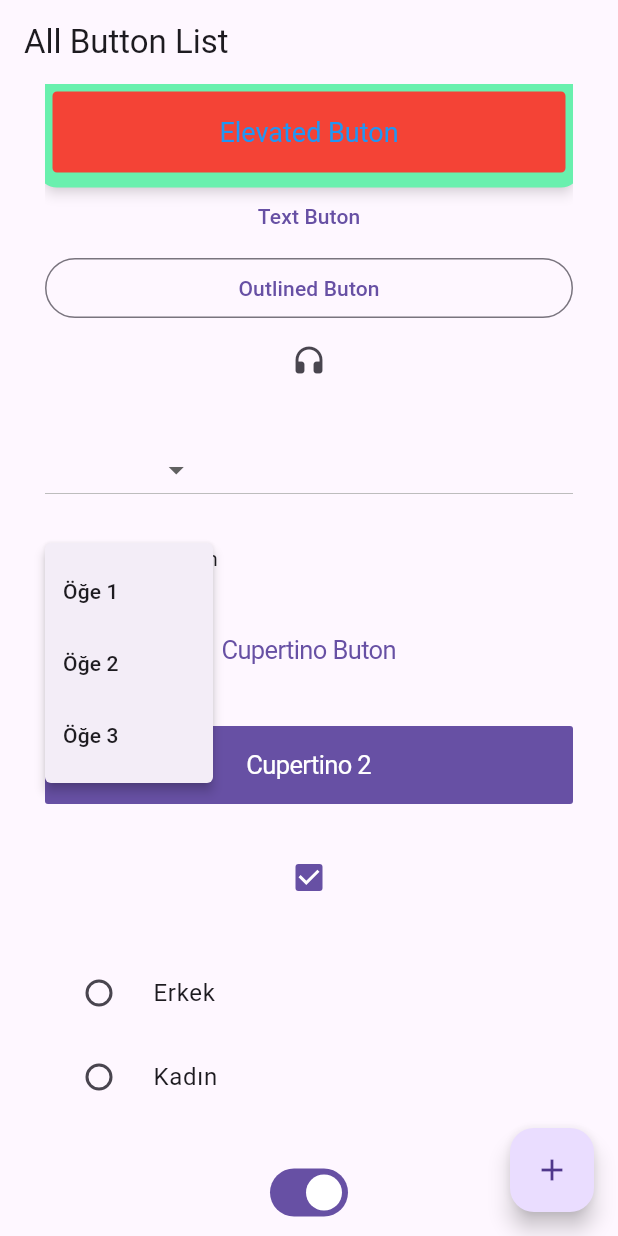
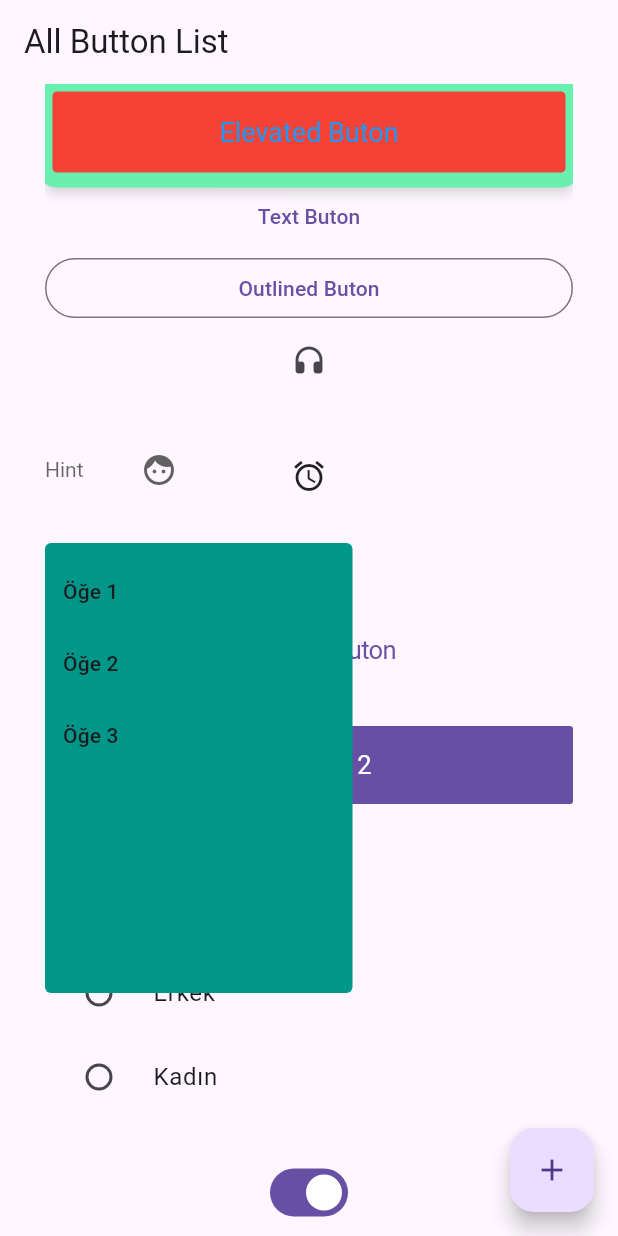
Before and after one commit to Toytekin/ready_companenet_flutter, a Flutter app: the screen it shows after launch, after a tap on "PopupMenuButon", on a phone screen of 412 x 824 dp. Run offline on Flutter 3.47's test engine with Material 3 defaults, Android fonts, the phone set to English and light mode, and no system bars.

Commit message:
base butons finish

```diff
--- a/lib/butons/butonlist.dart
+++ b/lib/butons/butonlist.dart
@@ -1,5 +1,9 @@
 import 'package:flutter/cupertino.dart';
 import 'package:flutter/material.dart';
+import 'package:ready_companent/butons/dropdown.dart';
+import 'package:ready_companent/butons/eleveted.dart';
+import 'package:ready_companent/butons/popmunu.dart';
+import 'package:ready_companent/butons/slaydder.dart';
 
 class ButonList extends StatefulWidget {
   const ButonList({super.key});
@@ -10,18 +14,12 @@ class ButonList extends StatefulWidget {
 
 class _ButonListState extends State<ButonList> {
   final _appbarTitle = 'All Button List';
-  final _elevatedButon = 'Elevated Buton';
-  final _elevatedButonClick = 'Elevated Buton Click';
-  final MaterialStatesController _materialStatesController =
-      MaterialStatesController();
 
   final _textButon = 'Text Buton';
   final _textButonClick = 'Text Buton Click';
 
   final _outlinedButon = 'Outlined Buton';
   final _chipText = 'Chip';
-
-  String _popMenuItem = 'PopupMenuButon';
 
   String? selecTedOption;
   bool isChecks = true;
@@ -31,6 +29,8 @@ class _ButonListState extends State<ButonList> {
   bool isSwitcSelected = true;
 
   double _sliderValue = 0.0;
+  final double _sliderValueCupartino = 0.0;
+
   int _currentStep = 0;
 
   final List<bool> _selections = List.generate(3, (_) => false);
@@ -46,14 +46,15 @@ class _ButonListState extends State<ButonList> {
           padding: const EdgeInsets.only(left: 30, right: 30),
           child: ListView(
             children: [
-              eleveteedButon(_elevatedButonClick),
+              const LearnElevated(),
               textButon(),
               outlinedButon(),
               iconButon(),
               sizeBox(),
-              dropDownButton(),
+              const LearnDropDown(),
               sizeBox(),
-              popMenuButon(),
+
+              const LearnPopopMenu(),
               sizeBox(),
               cupertinaButon(),
               sizeBox(),
@@ -68,7 +69,7 @@ class _ButonListState extends State<ButonList> {
               sizeBox(),
               cupertinoSwitch(),
               sliderText(),
-              sliderButon(),
+              LearnSlayder(sliyderValue: _sliderValue),
               cupertinoSlider(),
               //ADım adım olan işlemlerde
               //stepper(),
@@ -135,30 +136,10 @@ class _ButonListState extends State<ButonList> {
   CupertinoSlider cupertinoSlider() {
     return CupertinoSlider(
       divisions: 10,
-      value: _sliderValue,
+      value: _sliderValueCupartino,
       onChanged: (value) {
         setState(() {
           _sliderValue = value;
-        });
-      },
-    );
-  }
-
-  Slider sliderButon() {
-    return Slider(
-      thumbColor: Colors.green,
-      divisions: 10,
-      autofocus: true,
-      activeColor: Colors.red,
-      // Değer aralığı
-      min: 0.0,
-      max: 100.0,
-      // Başlangıç değeri
-      value: _sliderValue,
-      // Değer değiştiğinde çalışacak fonksiyon
-      onChanged: (newValue) {
-        setState(() {
-          _sliderValue = newValue;
         });
       },
     );
@@ -214,6 +195,7 @@ class _ButonListState extends State<ButonList> {
       onChanged: (value) {
         setState(() {
           selectedRadioButonValue = value;
+          debugPrint(value);
         });
       },
     );
@@ -247,60 +229,7 @@ class _ButonListState extends State<ButonList> {
     );
   }
 
-  PopupMenuButton<String> popMenuButon() {
-    return PopupMenuButton(
-      child: Text(_popMenuItem),
-      itemBuilder: (context) {
-        return [
-          const PopupMenuItem<String>(
-            value: 'item1',
-            child: Text('Öğe 1'),
-          ),
-          const PopupMenuItem<String>(
-            value: 'item2',
-            child: Text('Öğe 2'),
-          ),
-          const PopupMenuItem<String>(
-            value: 'item3',
-            child: Text('Öğe 3'),
-          ),
-        ];
-      },
-      onSelected: (value) {
-        setState(() {
-          _popMenuItem = value;
-        });
-      },
-    );
-  }
-
   SizedBox sizeBox() => const SizedBox(height: 25);
-
-  DropdownButton<String> dropDownButton() {
-    return DropdownButton<String>(
-      // İlk öğe görüntülenen metin, ikinci öğe değer
-      items: const [
-        DropdownMenuItem(
-          value: 'option1',
-          child: Text('Seçenek 1'),
-        ),
-        DropdownMenuItem(
-          value: 'option2',
-          child: Text('Seçenek 2'),
-        ),
-        DropdownMenuItem(
-          value: 'option3',
-          child: Text('Seçenek 3'),
-        ),
-      ],
-      value: selecTedOption,
-      onChanged: (value) {
-        // Seçilen değeri güncelle
-        selecTedOption = value;
-        setState(() {});
-      },
-    );
-  }
 
   FloatingActionButton floatingButon() {
     return FloatingActionButton(
@@ -319,76 +248,12 @@ class _ButonListState extends State<ButonList> {
 
   TextButton textButon() {
     return TextButton(
+        //Ekran okuyucularının görmesini sağlar.Körler için
+        isSemanticButton: true,
         onPressed: () {
           debugPrint(_textButonClick);
         },
         child: Text(_textButon));
-  }
-
-  ElevatedButton eleveteedButon(String dat) {
-    return ElevatedButton(
-      // Sayfa açıldığında otomatik butona odaklanmasını sağlar
-      autofocus: true,
-      //widgetın sınırlamasını ayarlar
-      //? clipBehavior: Clip.antiAlias,
-
-      // mause butonun üzerine gelince yapılacakları gösterrir
-      //? onHover: (isHovering) {
-      //   // Düğmenin üzerine gelindiğinde veya üzerinden çıkıldığında gerçekleştirilecek işlev
-      //   if (isHovering) {
-      //     // Düğmenin üzerine gelindiğinde yapılacak işlemler
-      //     print('Düğmenin üzerine gelindi');
-      //   } else {
-      //     // Düğmenin üzerinden çıkıldığında yapılacak işlemler
-      //     print('Düğmenin üzerinden çıkıldı');
-      //   }
-      // },
-
-      //BUTONA UZUN TIKLAMA
-      //? onLongPress: ,
-
-      statesController: _materialStatesController,
-      style: ElevatedButton.styleFrom(
-        shadowColor: Colors.black, // Gölgelendirme rengi
-        elevation: 4, // Düğme yüksekliği
-        padding: const EdgeInsets.symmetric(
-            vertical: 16, horizontal: 24), // İçerik dolgusu
-        shape: RoundedRectangleBorder(
-          borderRadius: BorderRadius.circular(8), // Düğme kenar yuvarlaklığı
-          side: const BorderSide(
-              color: Colors.black, width: 2), // Kenarlık oluşturur
-        ),
-        minimumSize: const Size(120, 48), // Minimum düğme boyutu
-        fixedSize: const Size(200, 64), // Sabit düğme boyutu
-        textStyle: const TextStyle(fontSize: 18), // Düğme metin stili
-        alignment:
-            Alignment.center, // Düğme içeriğini düğmenin ortasına hizalar
-        tapTargetSize: MaterialTapTargetSize.shrinkWrap, // Dokunma hedef boyutu
-        animationDuration:
-            const Duration(milliseconds: 200), // Animasyon süresi
-        enableFeedback: true, // Geribildirim etkinleştirme
-
-        visualDensity: VisualDensity.standard, // Görüntü yoğunluğu
-        backgroundColor: Colors.red, // Arkaplan rengi
-        disabledBackgroundColor:
-            Colors.green, // Devre dışı bırakıldığında düğmenin arka plan rengi
-        disabledForegroundColor: Colors
-            .yellowAccent, // Devre dışı bırakıldığında düğmenin ön plan rengi
-        foregroundColor: Colors.blue, // Düğmenin ön plan rengi (metin rengi)
-        side: const BorderSide(
-          color: Colors.greenAccent, // Kenar çizgisi rengi
-          strokeAlign:
-              0, // Çizgi çizilirken kullanılan koordinat sisteminin hizalanması
-          style:
-              BorderStyle.solid, // Kenar çizgisi stili (kesikli, sürekli, vb.)
-          width: 10, // Kenar çizgisi kalınlığı
-        ),
-      ),
-      onPressed: () {
-        debugPrint(dat);
-      },
-      child: Text(_elevatedButon),
-    );
   }
 
   List<Step> _stepperSteps() {
--- /dev/null
+++ b/lib/butons/dropdown.dart
@@ -0,0 +1,51 @@
+import 'package:flutter/material.dart';
+
+class LearnDropDown extends StatefulWidget {
+  const LearnDropDown({super.key});
+
+  @override
+  State<LearnDropDown> createState() => _LearnDropDownState();
+}
+
+class _LearnDropDownState extends State<LearnDropDown> {
+  String? selecTedOption;
+  bool isChecks = true;
+  @override
+  Widget build(BuildContext context) {
+    return DropdownButton<String>(
+      borderRadius: const BorderRadius.all(Radius.circular(2)),
+      // Açılan pencerenşn rengini belirler
+      dropdownColor: const Color.fromARGB(255, 162, 116, 116),
+      hint: const Text('Hint '),
+      focusColor: Colors.green,
+      underline: const Icon(Icons.access_alarm),
+      //Yazının rtengini ve stlini belirle
+      style: const TextStyle(color: Colors.black),
+      elevation: 5,
+      icon: const Icon(Icons.face),
+
+      isExpanded: false,
+      // İlk öğe görüntülenen metin, ikinci öğe değer
+      items: const [
+        DropdownMenuItem(
+          value: 'option1',
+          child: Text('Seçenek 1'),
+        ),
+        DropdownMenuItem(
+          value: 'option2',
+          child: Text('Seçenek 2'),
+        ),
+        DropdownMenuItem(
+          value: 'option3',
+          child: Text('Seçenek 3'),
+        ),
+      ],
+      value: selecTedOption,
+      onChanged: (value) {
+        // Seçilen değeri güncelle
+        selecTedOption = value;
+        setState(() {});
+      },
+    );
+  }
+}
--- /dev/null
+++ b/lib/butons/eleveted.dart
@@ -0,0 +1,74 @@
+import 'package:flutter/material.dart';
+
+class LearnElevated extends StatelessWidget {
+  const LearnElevated({super.key});
+
+  @override
+  Widget build(BuildContext context) {
+    const elevatedButon = 'Elevated Buton';
+    final MaterialStatesController materialStatesController =
+        MaterialStatesController();
+
+    return ElevatedButton(
+      // Sayfa açıldığında otomatik butona odaklanmasını sağlar
+      autofocus: true,
+      //widgetın sınırlamasını ayarlar
+      //? clipBehavior: Clip.antiAlias,
+
+      // mause butonun üzerine gelince yapılacakları gösterrir
+      //? onHover: (isHovering) {
+      //   // Düğmenin üzerine gelindiğinde veya üzerinden çıkıldığında gerçekleştirilecek işlev
+      //   if (isHovering) {
+      //     // Düğmenin üzerine gelindiğinde yapılacak işlemler
+      //     print('Düğmenin üzerine gelindi');
+      //   } else {
+      //     // Düğmenin üzerinden çıkıldığında yapılacak işlemler
+      //     print('Düğmenin üzerinden çıkıldı');
+      //   }
+      // },
+
+      //BUTONA UZUN TIKLAMA
+      //? onLongPress: ,
+
+      statesController: materialStatesController,
+      style: ElevatedButton.styleFrom(
+        shadowColor: Colors.black, // Gölgelendirme rengi
+        elevation: 4, // Düğme yüksekliği
+        padding: const EdgeInsets.symmetric(
+            vertical: 16, horizontal: 24), // İçerik dolgusu
+        shape: RoundedRectangleBorder(
+          borderRadius: BorderRadius.circular(8), // Düğme kenar yuvarlaklığı
+          side: const BorderSide(
+              color: Colors.black, width: 2), // Kenarlık oluşturur
+        ),
+        minimumSize: const Size(120, 48), // Minimum düğme boyutu
+        fixedSize: const Size(200, 64), // Sabit düğme boyutu
+        textStyle: const TextStyle(fontSize: 18), // Düğme metin stili
+        alignment:
+            Alignment.center, // Düğme içeriğini düğmenin ortasına hizalar
+        tapTargetSize: MaterialTapTargetSize.shrinkWrap, // Dokunma hedef boyutu
+        animationDuration:
+            const Duration(milliseconds: 200), // Animasyon süresi
+        enableFeedback: true, // Geribildirim etkinleştirme
+
+        visualDensity: VisualDensity.standard, // Görüntü yoğunluğu
+        backgroundColor: Colors.red, // Arkaplan rengi
+        disabledBackgroundColor:
+            Colors.green, // Devre dışı bırakıldığında düğmenin arka plan rengi
+        disabledForegroundColor: Colors
+            .yellowAccent, // Devre dışı bırakıldığında düğmenin ön plan rengi
+        foregroundColor: Colors.blue, // Düğmenin ön plan rengi (metin rengi)
+        side: const BorderSide(
+          color: Colors.greenAccent, // Kenar çizgisi rengi
+          strokeAlign:
+              0, // Çizgi çizilirken kullanılan koordinat sisteminin hizalanması
+          style:
+              BorderStyle.solid, // Kenar çizgisi stili (kesikli, sürekli, vb.)
+          width: 10, // Kenar çizgisi kalınlığı
+        ),
+      ),
+      onPressed: () {},
+      child: Text(elevatedButon),
+    );
+  }
+}
--- /dev/null
+++ b/lib/butons/popmunu.dart
@@ -0,0 +1,51 @@
+import 'package:flutter/material.dart';
+
+class LearnPopopMenu extends StatefulWidget {
+  const LearnPopopMenu({super.key});
+
+  @override
+  State<LearnPopopMenu> createState() => _LearnPopopMenuState();
+}
+
+class _LearnPopopMenuState extends State<LearnPopopMenu> {
+  String _popMenuItem = 'PopupMenuButon';
+  @override
+  Widget build(BuildContext context) {
+    return PopupMenuButton(
+      clipBehavior: Clip.antiAliasWithSaveLayer,
+      // Açılan pencerenin rengi
+      color: Colors.teal,
+
+      //Açılan pencerenin yüksekliğini ve genişliğini belirleriz
+      constraints: const BoxConstraints.expand(
+        height: 300,
+        width: 205,
+      ),
+      //Açılan pencerenin önceki ekranla arasında boşluk bırakmamk için
+      elevation: 0,
+
+      child: Text(_popMenuItem),
+      itemBuilder: (context) {
+        return [
+          const PopupMenuItem<String>(
+            value: 'item1',
+            child: Text('Öğe 1'),
+          ),
+          const PopupMenuItem<String>(
+            value: 'item2',
+            child: Text('Öğe 2'),
+          ),
+          const PopupMenuItem<String>(
+            value: 'item3',
+            child: Text('Öğe 3'),
+          ),
+        ];
+      },
+      onSelected: (value) {
+        setState(() {
+          _popMenuItem = value;
+        });
+      },
+    );
+  }
+}
--- /dev/null
+++ b/lib/butons/slaydder.dart
@@ -0,0 +1,62 @@
+import 'package:flutter/material.dart';
+
+// ignore: must_be_immutable
+class LearnSlayder extends StatefulWidget {
+  double sliyderValue;
+
+  LearnSlayder({
+    super.key,
+    required this.sliyderValue,
+  });
+
+  @override
+  State<LearnSlayder> createState() => _LearnSlayderState();
+}
+
+class _LearnSlayderState extends State<LearnSlayder> {
+  @override
+  Widget build(BuildContext context) {
+    return Slider(
+      // Kullanıcı etkileşimini belirler
+      allowedInteraction: SliderInteraction.slideOnly,
+      // Slidera odaklanmayı sağlayan focusNode
+      focusNode: FocusScopeNode(),
+      // Etkin olmayan durumda kullanılacak renk
+      inactiveColor: Colors.grey,
+      // Sliderın yanında görünen etiket
+      label: 'LABEL',
+      // Değer değişmeye başladığında çağrılan fonksiyon
+      onChangeStart: (value) {
+        debugPrint('Değer değişmeye başladı');
+      },
+      // Sliderın üzerine gelindiğinde gölgelendirme rengi
+      //? overlayColor: ,
+      // İkincil (küçük) yüzeyin etkin renk
+      secondaryActiveColor: Colors.amber,
+      // İkincil (küçük) yüzeyin değeri
+      secondaryTrackValue: 12,
+      // Sliderın semantik değerini biçimlendiren geri arama
+      //? semanticFormatterCallback: ,
+      // Sliderın başparmağının rengi
+      thumbColor: Colors.green,
+      // Değerlerin bölündüğü miktar
+      divisions: 10,
+      // Slidera otomatik odaklanmayı belirler
+      autofocus: true,
+      // Sliderın etkin durumunda kullanılacak renk
+      activeColor: Colors.red,
+      // Minimum değer
+      min: 0.0,
+      // Maksimum değer
+      max: 100.0,
+      // Başlangıç değeri
+      value: widget.sliyderValue,
+      // Değer değiştiğinde çağrılan fonksiyon
+      onChanged: (newValue) {
+        setState(() {
+          widget.sliyderValue = newValue;
+        });
+      },
+    );
+  }
+}
```
